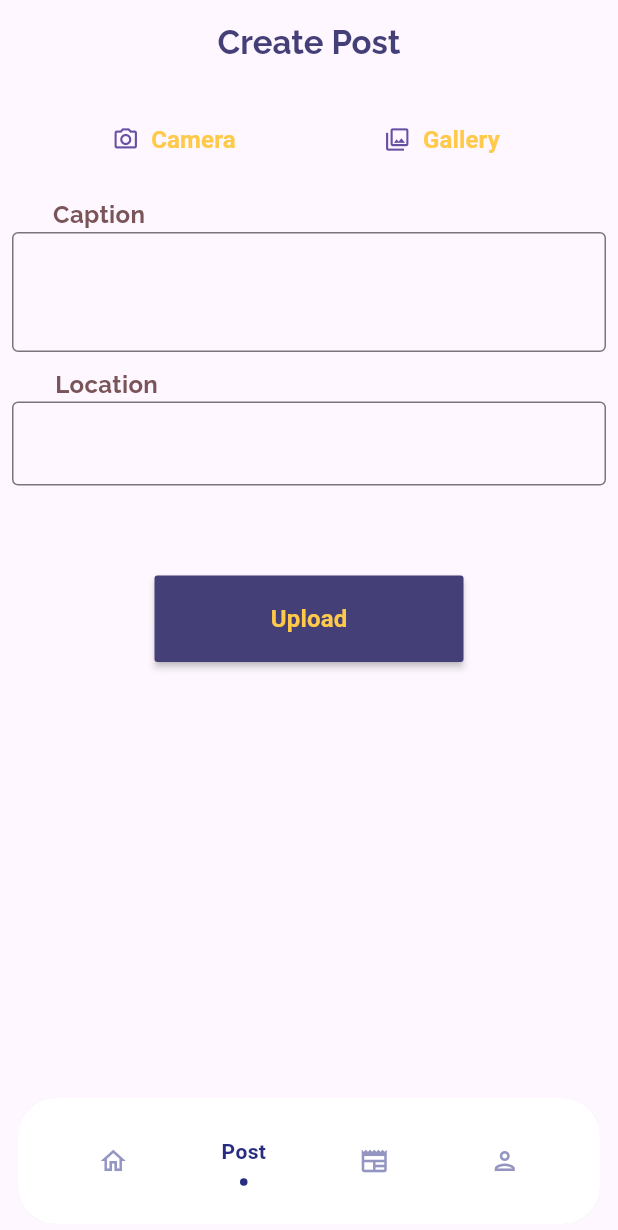
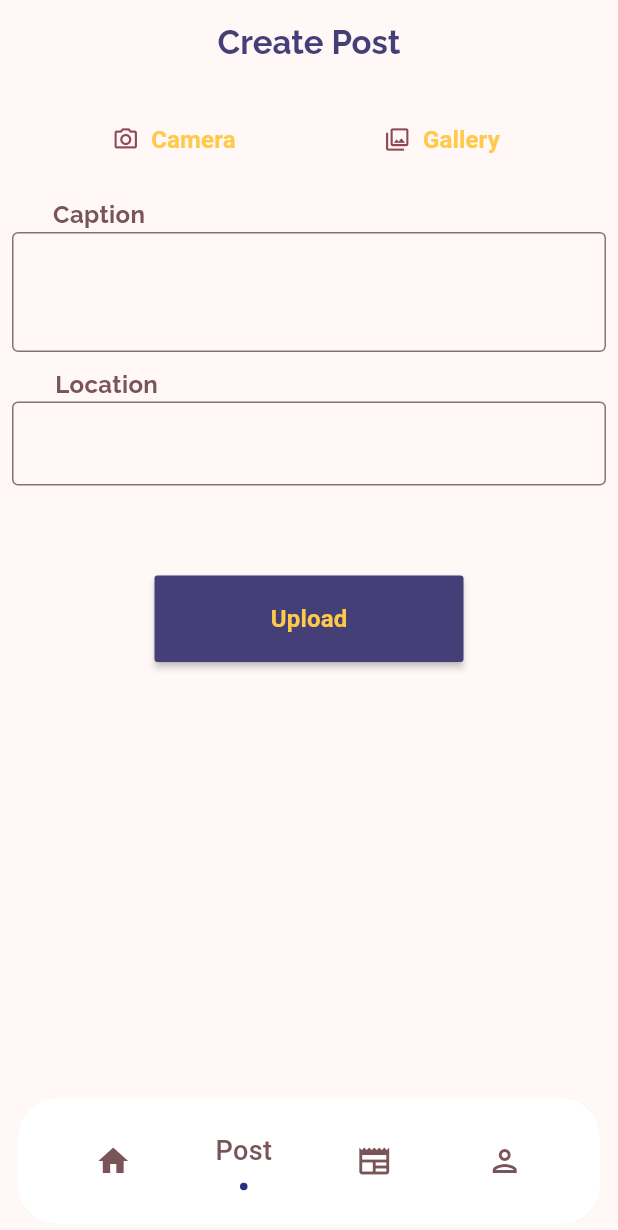
Before and after one commit to nithaparveen/social_media_application, a Flutter app: the screen it shows after launch, item 2 of the bottom bar chosen, on a phone screen of 412 x 824 dp. Shown: the top 1230 px of the screen. Run offline on Flutter 3.47's test engine with Material 3 defaults, Android fonts, the phone set to English and light mode, and no system bars; drawn by our look-alikes of flashy_tab_bar2; our stand-ins replace google_fonts; network calls fail.

Commit message:
edited theme

```diff
--- a/lib/main.dart
+++ b/lib/main.dart
@@ -1,5 +1,6 @@
 import 'package:flutter/material.dart';
 import 'package:provider/provider.dart';
+import 'package:socialmedia/core/constants/colors.dart';
 import 'package:socialmedia/presentation/bottom_navigation_screen/controller/bottom_navigation_controller.dart';
 import 'package:socialmedia/presentation/bottom_navigation_screen/view/bottom_navigation_screen.dart';
 import 'package:socialmedia/presentation/news_screen/controller/news_controller.dart';
@@ -7,7 +8,7 @@ import 'package:socialmedia/presentation/news_screen/controller/news_controller.
 void main() {
   runApp(MultiProvider(providers: [
     ChangeNotifierProvider(create: (context) => BottomNavController()),
-      ChangeNotifierProvider(create: (context) => NewsController()),
+    ChangeNotifierProvider(create: (context) => NewsController()),
   ], child: const MyApp()));
 }
 
@@ -17,8 +18,12 @@ class MyApp extends StatelessWidget {
   // This widget is the root of your application.
   @override
   Widget build(BuildContext context) {
-    return const MaterialApp(
+    return MaterialApp(
       debugShowCheckedModeBanner: false,
+      theme: ThemeData(
+        colorScheme: ColorScheme.fromSeed(seedColor: ColorTheme.color3),
+        useMaterial3: true,
+      ),
       home: BottomNavBar(),
     );
   }
--- a/lib/presentation/bottom_navigation_screen/view/bottom_navigation_screen.dart
+++ b/lib/presentation/bottom_navigation_screen/view/bottom_navigation_screen.dart
@@ -1,6 +1,8 @@
 import 'package:flutter/material.dart';
 import 'package:provider/provider.dart';
 import 'package:flashy_tab_bar2/flashy_tab_bar2.dart';
+import 'package:socialmedia/core/constants/colors.dart';
+import 'package:socialmedia/core/constants/text_styles.dart';
 import 'package:socialmedia/presentation/bottom_navigation_screen/controller/bottom_navigation_controller.dart';
 import 'package:socialmedia/presentation/news_screen/view/news_screen.dart';
 import 'package:socialmedia/presentation/post_screen/view/post_screen.dart';
@@ -36,12 +38,13 @@ class _BottomNavBarState extends State<BottomNavBar> {
       bottomNavigationBar:
           Consumer<BottomNavController>(builder: (context, controller, _) {
         return Theme(
-          data: ThemeData(splashColor: Colors.transparent),
+          data: ThemeData(splashColor: ColorTheme.color3),
           child: Padding(
-            padding: const EdgeInsets.symmetric(horizontal: 12,vertical: 8),
+            padding: const EdgeInsets.symmetric(horizontal: 12, vertical: 8),
             child: ClipRRect(
-                borderRadius: BorderRadius.circular(25),
+              borderRadius: BorderRadius.circular(25),
               child: FlashyTabBar(
+                iconSize: 24,
                 selectedIndex: controller.selectedIndex,
                 showElevation: true,
                 onItemSelected: (index) => setState(() {
@@ -49,20 +52,48 @@ class _BottomNavBarState extends State<BottomNavBar> {
                 }),
                 items: [
                   FlashyTabBarItem(
-                    icon: Icon(Icons.home_outlined),
-                    title: Text('Home'),
+                    icon: Icon(
+                      Icons.home,
+                      color: ColorTheme.color3,
+                    ),
+                    title: Text('Home',
+                        style: GLTextStyles.leagueSpartan(
+                            size: 18,
+                            color: ColorTheme.color3,
+                            weight: FontWeight.w500)),
                   ),
                   FlashyTabBarItem(
-                    icon: Icon(Icons.add_box_outlined),
-                    title: Text('Post'),
+                    icon: Icon(
+                      Icons.add_box_outlined,
+                      color: ColorTheme.color3,
+                    ),
+                    title: Text('Post',
+                        style: GLTextStyles.leagueSpartan(
+                            size: 18,
+                            color: ColorTheme.color3,
+                            weight: FontWeight.w500)),
                   ),
                   FlashyTabBarItem(
-                    icon: Icon(Icons.newspaper_outlined),
-                    title: Text('News'),
+                    icon: Icon(
+                      Icons.newspaper_outlined,
+                      color: ColorTheme.color3,
+                    ),
+                    title: Text('News',
+                        style: GLTextStyles.leagueSpartan(
+                            size: 18,
+                            color: ColorTheme.color3,
+                            weight: FontWeight.w500)),
                   ),
                   FlashyTabBarItem(
-                    icon: Icon(Icons.person_outlined),
-                    title: Text('Profile'),
+                    icon: Icon(
+                      Icons.person_outlined,
+                      color: ColorTheme.color3,
+                    ),
+                    title: Text('Profile',
+                        style: GLTextStyles.leagueSpartan(
+                            size: 18,
+                            color: ColorTheme.color3,
+                            weight: FontWeight.w500)),
                   ),
                 ],
               ),
```
